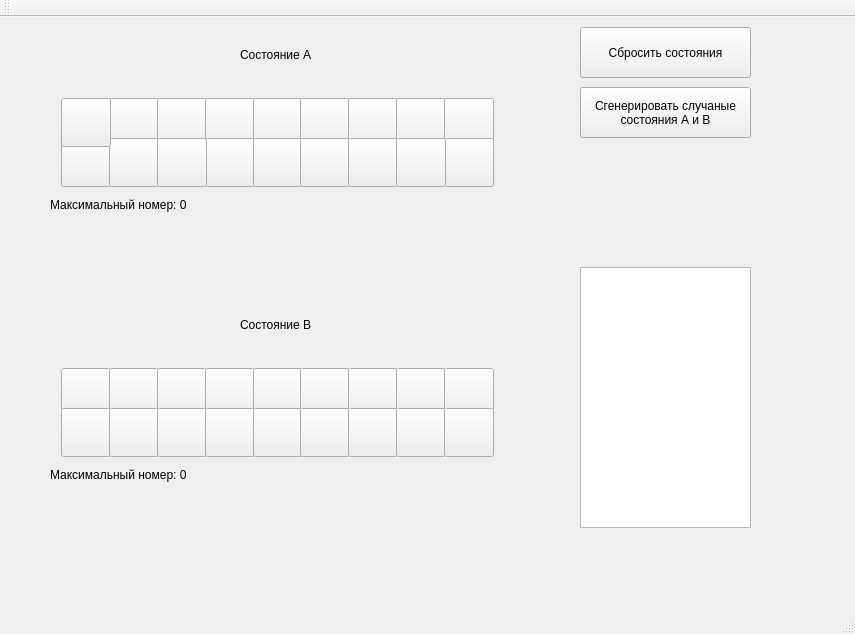
Allisrazor/sort_alg, file src/sort_alg/mainwindow.ui: the form before one commit.
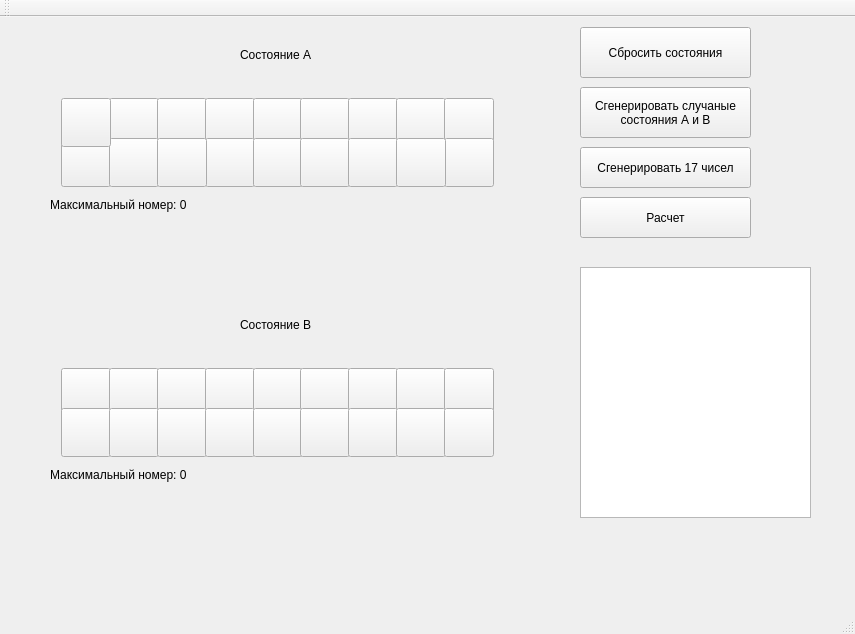
The form after the commit.

```diff
--- a/src/sort_alg/mainwindow.ui
+++ b/src/sort_alg/mainwindow.ui
@@ -1089,19 +1089,6 @@
      <string>Состояние B</string>
     </property>
    </widget>
-   <widget class="QListView" name="listView">
-    <property name="geometry">
-     <rect>
-      <x>580</x>
-      <y>250</y>
-      <width>171</width>
-      <height>261</height>
-     </rect>
-    </property>
-    <property name="selectionBehavior">
-     <enum>QAbstractItemView::SelectItems</enum>
-    </property>
-   </widget>
    <widget class="QWidget" name="layoutWidget">
     <property name="geometry">
      <rect>
@@ -1256,6 +1243,42 @@
      <string>Сбросить состояния</string>
     </property>
    </widget>
+   <widget class="QPushButton" name="SolveButton">
+    <property name="geometry">
+     <rect>
+      <x>580</x>
+      <y>180</y>
+      <width>171</width>
+      <height>41</height>
+     </rect>
+    </property>
+    <property name="text">
+     <string>Расчет</string>
+    </property>
+   </widget>
+   <widget class="QPushButton" name="GenerateButton">
+    <property name="geometry">
+     <rect>
+      <x>580</x>
+      <y>130</y>
+      <width>171</width>
+      <height>41</height>
+     </rect>
+    </property>
+    <property name="text">
+     <string>Сгенерировать 17 чисел</string>
+    </property>
+   </widget>
+   <widget class="QListWidget" name="listWidget">
+    <property name="geometry">
+     <rect>
+      <x>580</x>
+      <y>250</y>
+      <width>231</width>
+      <height>251</height>
+     </rect>
+    </property>
+   </widget>
   </widget>
   <widget class="QMenuBar" name="menuBar">
    <property name="geometry">
```
